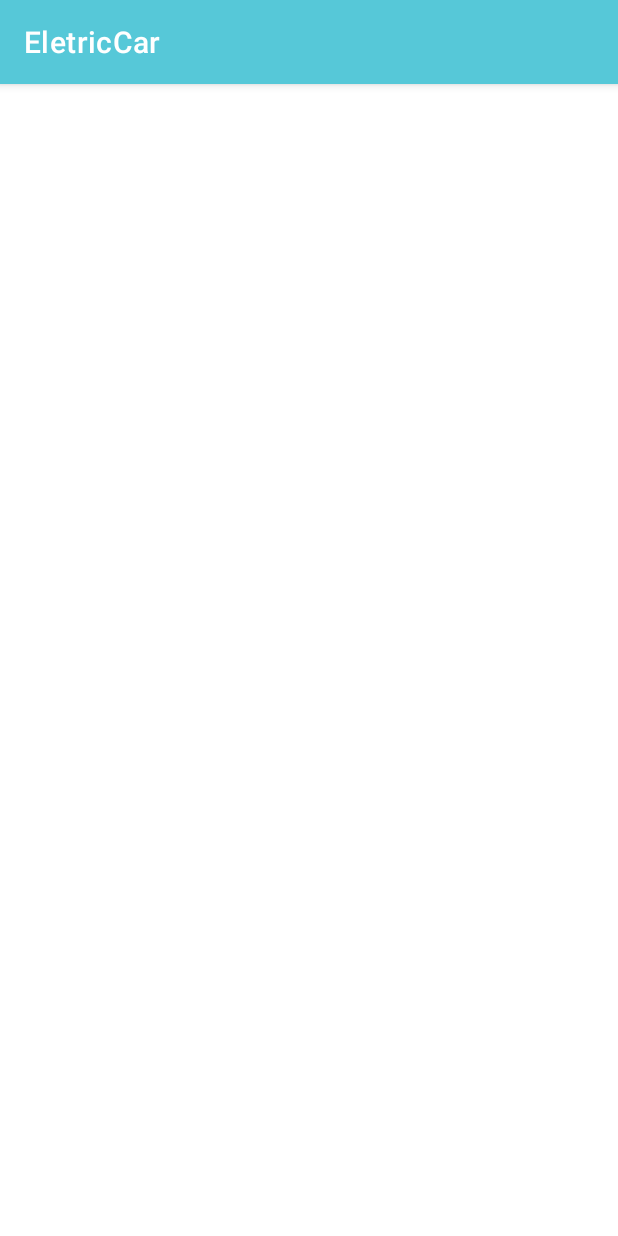
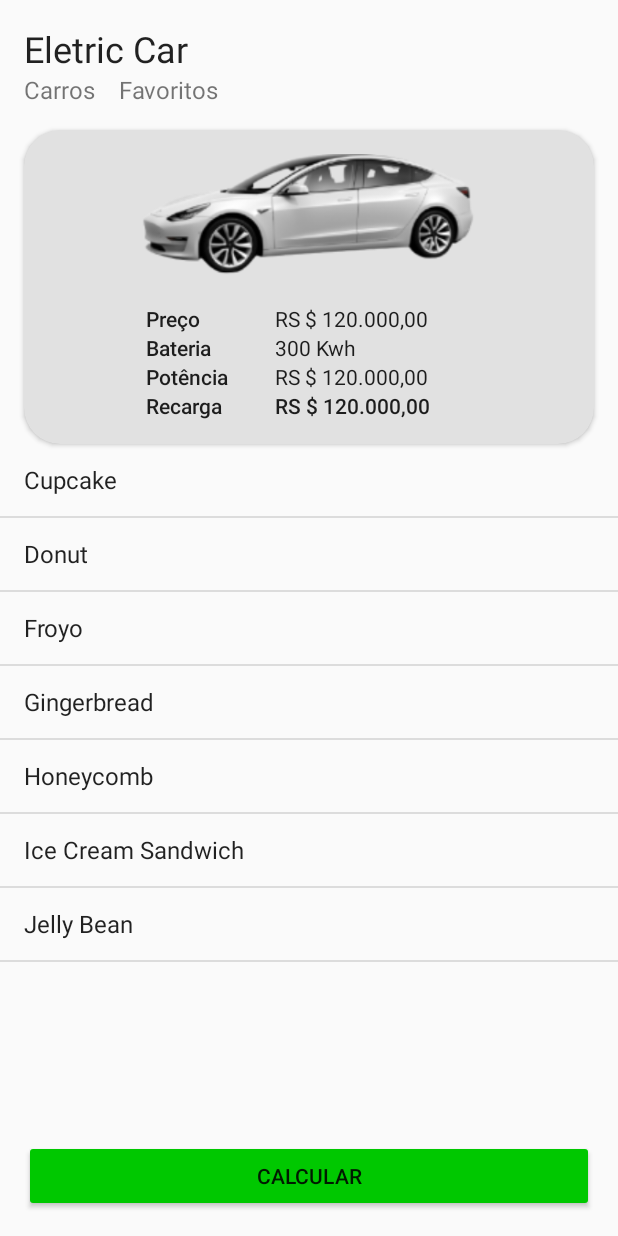
Before and after one commit to adevan-neves-santos/Android-Formacao-DIO, an Android app: the screen it shows after launch (MainActivity), on a phone screen of 412 x 824 dp. Run offline under Robolectric (Android 15) with nearby library versions, the phone set to English and light mode, and no system bars.

Commit message:
Implementando um simples ListView para listar as versões do Android na MainActivity

```diff
--- /dev/null
+++ b/main/desafios-de-projeto/EletricCar/app/src/main/java/me/dio/eletriccar/ui/MainActivity.kt
@@ -0,0 +1,49 @@
+package me.dio.eletriccar.ui
+
+import android.content.Intent
+import android.os.Bundle
+import android.widget.ArrayAdapter
+import android.widget.Button
+import android.widget.ListView
+import androidx.appcompat.app.AppCompatActivity
+import me.dio.eletriccar.databinding.ActivityMainBinding
+
+
+class MainActivity : AppCompatActivity() {
+
+    lateinit var btnCalcular:Button
+    lateinit var lista:ListView
+
+    private lateinit var binding: ActivityMainBinding
+    override fun onCreate(savedInstanceState: Bundle?) {
+        super.onCreate(savedInstanceState)
+        binding = ActivityMainBinding.inflate(layoutInflater)
+        setContentView(binding.root)
+        setupView()
+        setupListeners()
+        setupList()
+    }
+
+    private fun setupView() {
+        btnCalcular  = binding.btnCalcular
+        lista        = binding.lvInformacoes
+    }
+
+    private fun setupList(){
+        var dados = arrayOf(
+            "Cupcake","Donut","Froyo","Gingerbread","Honeycomb",
+            "Ice Cream Sandwich","Jelly Bean"
+        )
+        val adapter = ArrayAdapter(this,android.R.layout.simple_list_item_1, dados)
+        lista.adapter = adapter
+    }
+
+    private fun setupListeners() {
+        btnCalcular.setOnClickListener {
+            startActivity(Intent(this,CalcularAutonomiaActivity::class.java))
+        }
+
+    }
+
+
+}
--- /dev/null
+++ b/main/desafios-de-projeto/EletricCar/app/src/main/res/drawable/ic_close.xml
@@ -0,0 +1,5 @@
+<vector android:height="24dp" android:tint="#000000"
+    android:viewportHeight="24" android:viewportWidth="24"
+    android:width="24dp" xmlns:android="http://schemas.android.com/apk/res/android">
+    <path android:fillColor="@android:color/white" android:pathData="M19,6.41L17.59,5 12,10.59 6.41,5 5,6.41 10.59,12 5,17.59 6.41,19 12,13.41 17.59,19 19,17.59 13.41,12z"/>
+</vector>
--- a/main/desafios-de-projeto/EletricCar/app/src/main/res/layout/activity_main.xml
+++ b/main/desafios-de-projeto/EletricCar/app/src/main/res/layout/activity_main.xml
@@ -4,16 +4,15 @@
     xmlns:tools="http://schemas.android.com/tools"
     android:layout_width="match_parent"
     android:layout_height="match_parent"
-    tools:context=".MainActivity">
+    tools:context=".ui.MainActivity">
 
     <TextView
         android:id="@+id/tv_title"
-        style="@style/TextAppearance.AppCompat.Body2"
+        style="@style/TextAppearance.MaterialComponents.Headline5"
         android:layout_width="wrap_content"
         android:layout_height="wrap_content"
         android:layout_margin="16dp"
         android:text="@string/title"
-        android:textSize="24sp"
         app:layout_constraintStart_toStartOf="parent"
         app:layout_constraintTop_toTopOf="parent" />
 
@@ -37,27 +36,47 @@
         app:layout_constraintStart_toEndOf="@id/tv_cars"
         app:layout_constraintTop_toBottomOf="@+id/tv_title" />
 
+    <androidx.cardview.widget.CardView
+        android:id="@+id/cv_car"
+        android:layout_width="0dp"
+        android:layout_height="wrap_content"
+        android:layout_margin="16dp"
+        android:elevation="24dp"
+        app:cardBackgroundColor="@color/gray"
+        app:cardCornerRadius="24dp"
+        app:layout_constraintEnd_toEndOf="parent"
+        app:layout_constraintStart_toStartOf="parent"
+        app:layout_constraintTop_toBottomOf="@id/tv_favorites">
+
+        <androidx.constraintlayout.widget.ConstraintLayout
+            android:id="@+id/cl_card_content"
+            android:layout_width="match_parent"
+            android:layout_height="match_parent"
+            android:layout_marginBottom="16dp">
+
             <ImageView
                 android:id="@+id/iv_car"
                 android:layout_width="250dp"
                 android:layout_height="100dp"
                 android:layout_marginTop="16dp"
                 android:src="@drawable/eletric_car"
-        app:layout_constraintStart_toStartOf="@id/tv_title"
-        app:layout_constraintTop_toBottomOf="@id/tv_cars" />
+                app:layout_constraintEnd_toEndOf="parent"
+                app:layout_constraintStart_toStartOf="parent"
+                app:layout_constraintTop_toTopOf="parent" />
 
             <TextView
                 android:id="@+id/tv_preco"
+                style="@style/TextAppearance.AppCompat.Body2"
                 android:layout_width="70dp"
                 android:layout_height="wrap_content"
                 android:layout_marginStart="16dp"
                 android:text="@string/preco"
-        android:textStyle="bold"
-        app:layout_constraintStart_toStartOf="parent"
+                app:layout_constraintStart_toStartOf="@id/iv_car"
                 app:layout_constraintTop_toBottomOf="@id/iv_car" />
 
             <TextView
                 android:id="@+id/tv_preco_value"
+                style="@style/TextAppearance.AppCompat.Body1"
                 android:layout_width="wrap_content"
                 android:layout_height="wrap_content"
                 android:layout_marginStart="16dp"
@@ -67,16 +86,17 @@
 
             <TextView
                 android:id="@+id/tv_bateria"
+                style="@style/TextAppearance.AppCompat.Body2"
                 android:layout_width="70dp"
                 android:layout_height="wrap_content"
                 android:layout_marginStart="16dp"
                 android:text="@string/bateria"
-        android:textStyle="bold"
-        app:layout_constraintStart_toStartOf="parent"
+                app:layout_constraintStart_toStartOf="@id/iv_car"
                 app:layout_constraintTop_toBottomOf="@id/tv_preco" />
 
             <TextView
                 android:id="@+id/tv_bateria_value"
+                style="@style/TextAppearance.AppCompat.Body1"
                 android:layout_width="wrap_content"
                 android:layout_height="wrap_content"
                 android:layout_marginStart="16dp"
@@ -86,16 +106,17 @@
 
             <TextView
                 android:id="@+id/tv_potencia"
+                style="@style/TextAppearance.AppCompat.Body2"
                 android:layout_width="70dp"
                 android:layout_height="wrap_content"
                 android:layout_marginStart="16dp"
                 android:text="@string/potencia"
-        android:textStyle="bold"
-        app:layout_constraintStart_toStartOf="parent"
+                app:layout_constraintStart_toStartOf="@id/iv_car"
                 app:layout_constraintTop_toBottomOf="@id/tv_bateria" />
 
             <TextView
                 android:id="@+id/tv_potencia_value"
+                style="@style/TextAppearance.AppCompat.Body1"
                 android:layout_width="wrap_content"
                 android:layout_height="wrap_content"
                 android:layout_marginStart="16dp"
@@ -105,16 +126,17 @@
 
             <TextView
                 android:id="@+id/tv_recarga"
+                style="@style/TextAppearance.AppCompat.Body2"
                 android:layout_width="70dp"
                 android:layout_height="wrap_content"
                 android:layout_marginStart="16dp"
                 android:text="@string/recarga"
-        android:textStyle="bold"
-        app:layout_constraintStart_toStartOf="parent"
+                app:layout_constraintStart_toStartOf="@id/iv_car"
                 app:layout_constraintTop_toBottomOf="@id/tv_potencia" />
 
             <TextView
                 android:id="@+id/tv_recarga_value"
+                style="@style/TextAppearance.AppCompat.Body2"
                 android:layout_width="wrap_content"
                 android:layout_height="wrap_content"
                 android:layout_marginStart="16dp"
@@ -122,54 +144,27 @@
                 app:layout_constraintStart_toEndOf="@id/tv_recarga"
                 app:layout_constraintTop_toBottomOf="@id/tv_potencia" />
 
-    <EditText
-        android:id="@+id/et_preco_kwh"
+        </androidx.constraintlayout.widget.ConstraintLayout>
+    </androidx.cardview.widget.CardView>
+
+    <ListView
+        android:id="@+id/lv_informacoes"
+        android:layout_width="0dp"
+        android:layout_height="0dp"
+        app:layout_constraintTop_toBottomOf="@id/cv_car"
+        app:layout_constraintStart_toStartOf="parent"
+        app:layout_constraintEnd_toEndOf="parent"
+        app:layout_constraintBottom_toTopOf="@id/btn_calcular"/>
+
+    <Button
+        android:id="@+id/btn_calcular"
         android:layout_width="0dp"
         android:layout_height="wrap_content"
         android:layout_margin="16dp"
-        android:ems="10"
-        android:hint="@string/preco_kwh"
-        android:inputType="numberDecimal"
-        android:maxLength="10"
+        android:backgroundTint="@color/green"
+        android:text="@string/calcular"
+        app:layout_constraintBottom_toBottomOf="parent"
         app:layout_constraintEnd_toEndOf="parent"
-        app:layout_constraintStart_toStartOf="parent"
-        app:layout_constraintTop_toBottomOf="@id/tv_recarga_value"
-        android:autofillHints="A" />
-
-    <EditText
-        android:id="@+id/et_km_percorrido"
-        android:maxLength="10"
-        android:inputType="numberDecimal"
-        android:layout_width="0dp"
-        android:layout_height="wrap_content"
-        android:layout_marginTop="4dp"
-        android:hint="@string/km_percorrido"
-        app:layout_constraintEnd_toEndOf="@id/et_preco_kwh"
-        app:layout_constraintStart_toStartOf="@id/et_preco_kwh"
-        app:layout_constraintTop_toBottomOf="@id/et_preco_kwh"
-        android:autofillHints="A" />
-
-    <Button
-        android:layout_marginTop="4dp"
-        android:backgroundTint="@color/green"
-        android:id="@+id/btn_calcular"
-        android:layout_width="0dp"
-        android:layout_height="wrap_content"
-        android:text="@string/calcular"
-        app:layout_constraintEnd_toEndOf="@id/et_km_percorrido"
-        app:layout_constraintStart_toStartOf="@id/et_km_percorrido"
-        app:layout_constraintTop_toBottomOf="@id/et_km_percorrido" />
-
-    <TextView
-        app:layout_constraintTop_toBottomOf="@id/btn_calcular"
-        app:layout_constraintStart_toStartOf="parent"
-        app:layout_constraintEnd_toEndOf="parent"
-        android:textSize="24sp"
-        app:layout_constraintBottom_toBottomOf="parent"
-        android:id="@+id/tv_resultado"
-        android:layout_width="wrap_content"
-        android:text="Resultado"
-        android:textColor="@color/primary_700"
-        android:layout_height="wrap_content"/>
+        app:layout_constraintStart_toStartOf="parent" />
 
 </androidx.constraintlayout.widget.ConstraintLayout>
--- a/main/desafios-de-projeto/EletricCar/app/src/main/res/values/colors.xml
+++ b/main/desafios-de-projeto/EletricCar/app/src/main/res/values/colors.xml
@@ -8,4 +8,5 @@
     <color name="black">#FF000000</color>
     <color name="white">#FFFFFFFF</color>
     <color name="green">#00C800</color>
+    <color name="gray">#E1E1E1</color>
 </resources>
--- a/main/desafios-de-projeto/EletricCar/app/src/main/res/values/strings.xml
+++ b/main/desafios-de-projeto/EletricCar/app/src/main/res/values/strings.xml
@@ -10,4 +10,5 @@
     <string name="preco_kwh">Preço Kwh</string>
     <string name="km_percorrido">Km percorrido</string>
     <string name="calcular">Calcular</string>
+    <string name="calcular_autonomia">Calcular Autonomia</string>
 </resources>
```
Also changed, not shown: main/desafios-de-projeto/EletricCar/app/src/main/AndroidManifest.xml (+6 -2 lines), main/desafios-de-projeto/EletricCar/app/src/main/java/me/dio/eletriccar/ui/CalcularAutonomiaActivity.kt (renamed from main/desafios-de-projeto/EletricCar/app/src/main/java/me/dio/eletriccar/MainActivity.kt, +18 -11 lines), main/desafios-de-projeto/EletricCar/app/src/main/res/layout/activity_calcular_autonomia.xml (added, +81 -0 lines), 1 other file. Lines whose indentation alone changed are shown as unchanged.
